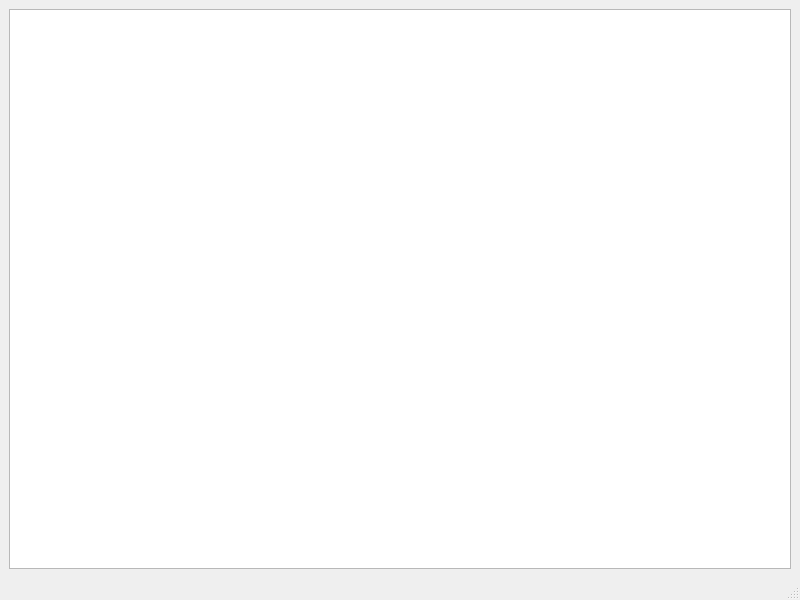
This is usermanager.ui in RicheyJang/RJResManager-Client- as Qt 5 draws it before an edit. The edited form follows.
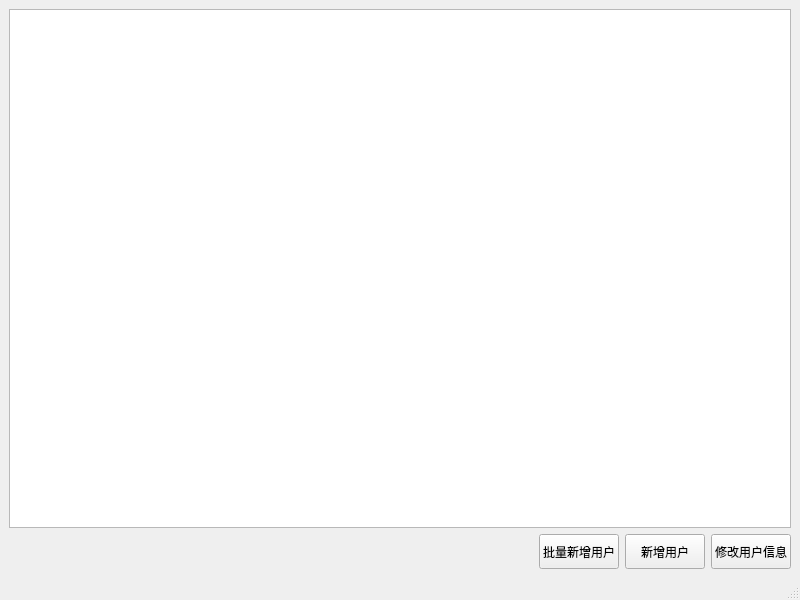
This is the edited form.

Commit message: add user manager system

```diff
--- a/usermanager.ui
+++ b/usermanager.ui
@@ -25,6 +25,62 @@
       </property>
      </widget>
     </item>
+    <item row="1" column="0">
+     <layout class="QHBoxLayout" name="horizontalLayout">
+      <item>
+       <spacer name="horizontalSpacer">
+        <property name="orientation">
+         <enum>Qt::Horizontal</enum>
+        </property>
+        <property name="sizeHint" stdset="0">
+         <size>
+          <width>40</width>
+          <height>20</height>
+         </size>
+        </property>
+       </spacer>
+      </item>
+      <item>
+       <widget class="QPushButton" name="button_addManyUser">
+        <property name="minimumSize">
+         <size>
+          <width>0</width>
+          <height>35</height>
+         </size>
+        </property>
+        <property name="text">
+         <string>批量新增用户</string>
+        </property>
+       </widget>
+      </item>
+      <item>
+       <widget class="QPushButton" name="button_addUser">
+        <property name="minimumSize">
+         <size>
+          <width>0</width>
+          <height>35</height>
+         </size>
+        </property>
+        <property name="text">
+         <string>新增用户</string>
+        </property>
+       </widget>
+      </item>
+      <item>
+       <widget class="QPushButton" name="button_changeUser">
+        <property name="minimumSize">
+         <size>
+          <width>0</width>
+          <height>35</height>
+         </size>
+        </property>
+        <property name="text">
+         <string>修改用户信息</string>
+        </property>
+       </widget>
+      </item>
+     </layout>
+    </item>
    </layout>
   </widget>
   <widget class="QMenuBar" name="menubar">
```
Left out of the diff: 2 changed lines with no effect on the pictures. The commit also changes 17 other files.
